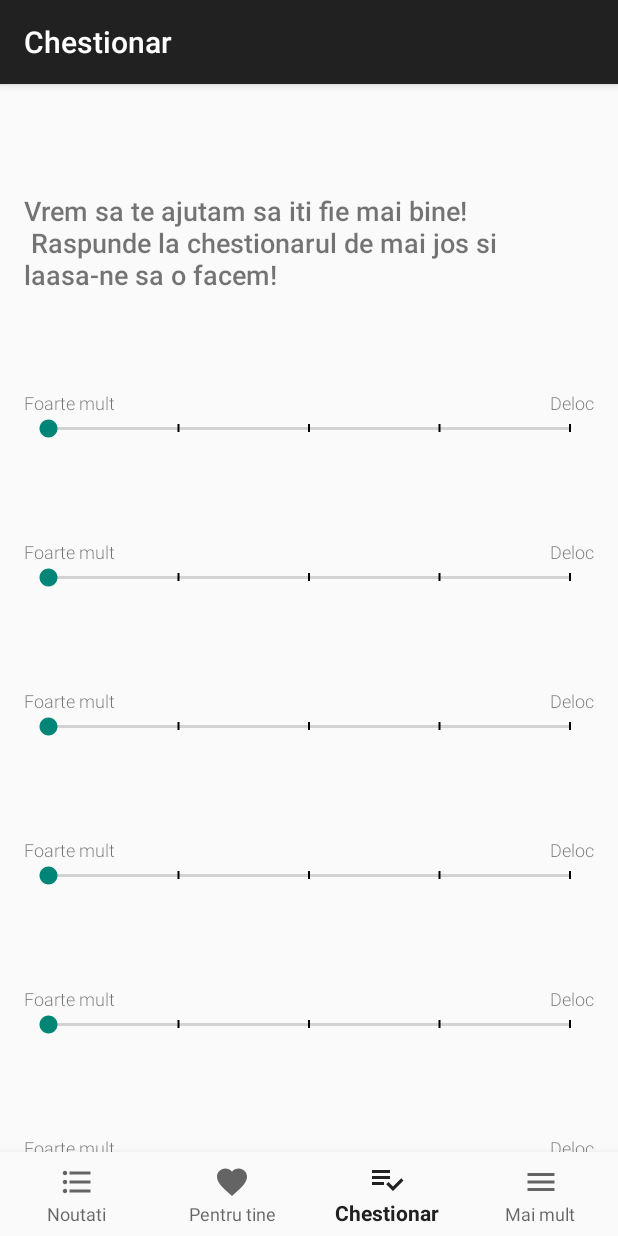
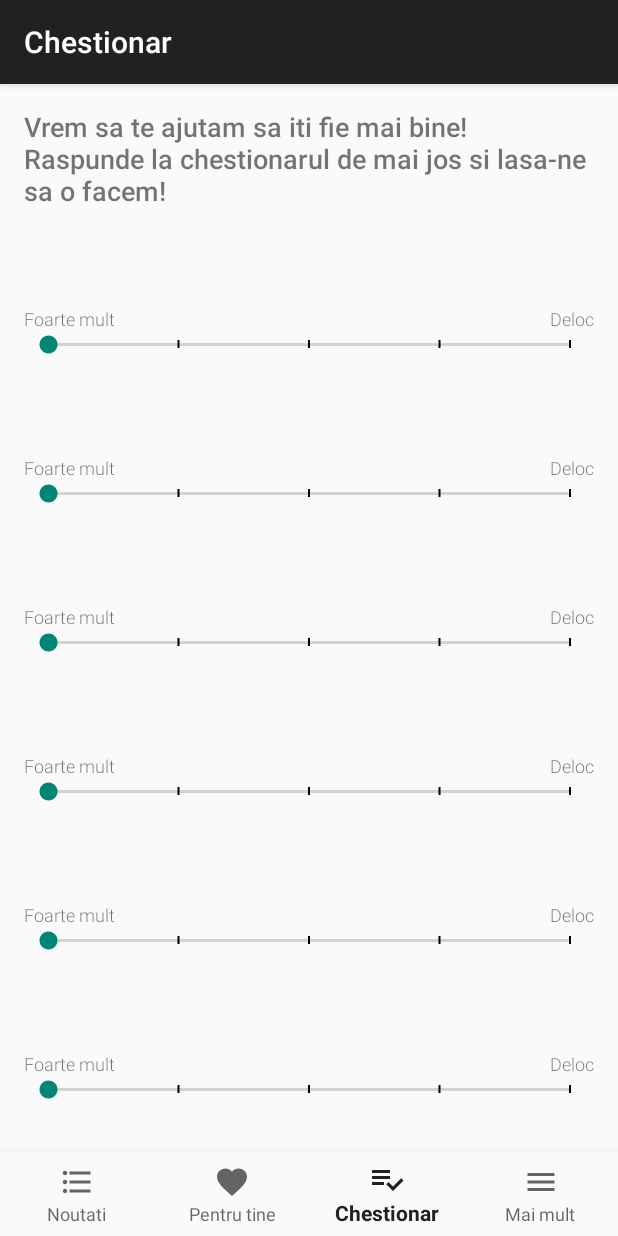
Before and after one commit to mihaibetej/Mental-Health, an Android app: the SurveyFragment screen opened through its navigation route, on a phone screen of 412 x 824 dp. Run offline under Robolectric (Android 15) with nearby library versions, the phone set to English and light mode, and no system bars; our stand-ins replace Dagger/Hilt's generated code, data binding, navigation-ui; 1 statement that could not run was skipped.

Commit message:
fixed fragments padding and survey description text

```diff
--- a/Mobile/Android/app/src/main/res/layout/activity_main.xml
+++ b/Mobile/Android/app/src/main/res/layout/activity_main.xml
@@ -3,8 +3,7 @@
     xmlns:app="http://schemas.android.com/apk/res-auto"
     android:id="@+id/container"
     android:layout_width="match_parent"
-    android:layout_height="match_parent"
-    android:paddingTop="?attr/actionBarSize">
+    android:layout_height="match_parent">
 
     <com.google.android.material.bottomnavigation.BottomNavigationView
         android:id="@+id/nav_view"
@@ -23,7 +22,7 @@
         android:id="@+id/nav_host_fragment"
         android:name="androidx.navigation.fragment.NavHostFragment"
         android:layout_width="match_parent"
-        android:layout_height="match_parent"
+        android:layout_height="0dp"
         app:defaultNavHost="true"
         app:layout_constraintBottom_toTopOf="@id/nav_view"
         app:layout_constraintLeft_toLeftOf="parent"
--- a/Mobile/Android/app/src/main/res/values/strings.xml
+++ b/Mobile/Android/app/src/main/res/values/strings.xml
@@ -9,6 +9,6 @@
     <string name="survey_positive_connotation">Foarte mult</string>
     <string name="survey_negative_connotation">Deloc</string>
     <string name="survey_submit">Trimite raspunsuri</string>
-    <string name="survey_description">Vrem sa te ajutam sa iti fie mai bine!\n Raspunde la chestionarul de mai jos si laasa-ne sa o facem!</string>
+    <string name="survey_description">Vrem sa te ajutam sa iti fie mai bine!\nRaspunde la chestionarul de mai jos si lasa-ne sa o facem!</string>
 
 </resources>
```
